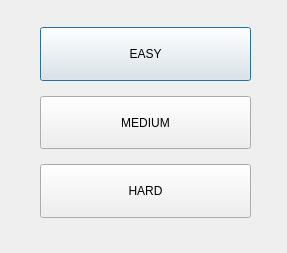
Old version of the form Forms/difficultydialog.ui in the repository dmitrykitty/hang-game.
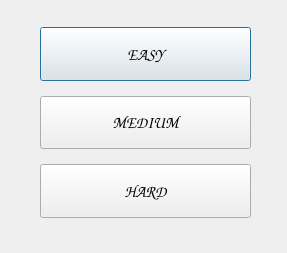
New version of the form.

```diff
--- a/Forms/difficultydialog.ui
+++ b/Forms/difficultydialog.ui
@@ -34,6 +34,13 @@
         <verstretch>0</verstretch>
        </sizepolicy>
       </property>
+      <property name="font">
+       <font>
+        <family>Comic Sans MS</family>
+        <pointsize>12</pointsize>
+        <bold>true</bold>
+       </font>
+      </property>
       <property name="text">
        <string>EASY</string>
       </property>
@@ -47,6 +54,13 @@
         <verstretch>0</verstretch>
        </sizepolicy>
       </property>
+      <property name="font">
+       <font>
+        <family>Comic Sans MS</family>
+        <pointsize>12</pointsize>
+        <bold>true</bold>
+       </font>
+      </property>
       <property name="text">
        <string>MEDIUM</string>
       </property>
@@ -60,6 +74,13 @@
         <verstretch>0</verstretch>
        </sizepolicy>
       </property>
+      <property name="font">
+       <font>
+        <family>Comic Sans MS</family>
+        <pointsize>12</pointsize>
+        <bold>true</bold>
+       </font>
+      </property>
       <property name="text">
        <string>HARD</string>
       </property>
```
Left out of the diff: 4 changed lines with no effect on the pictures.
